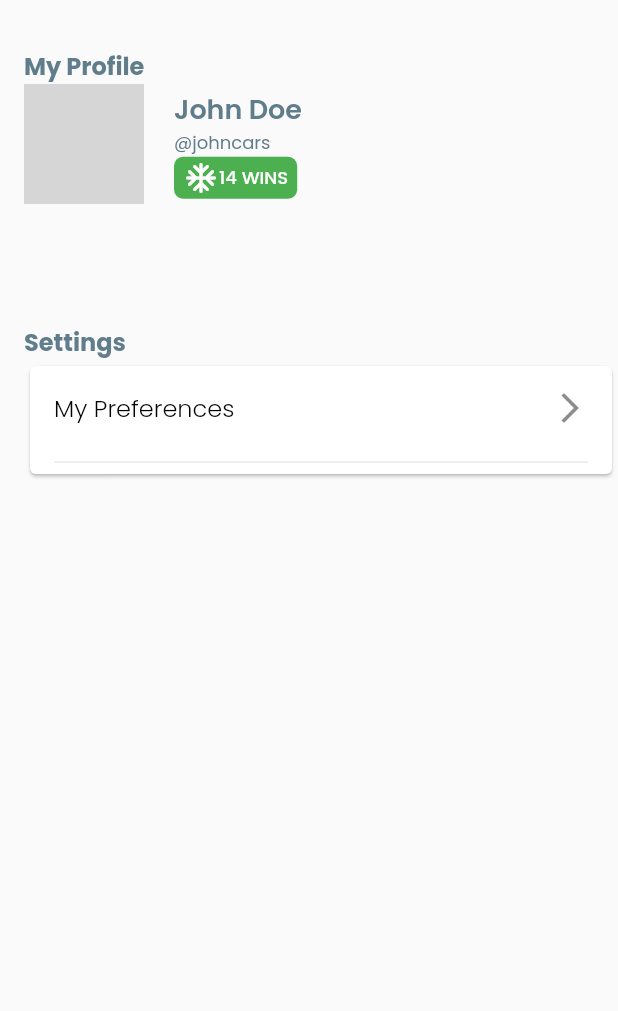
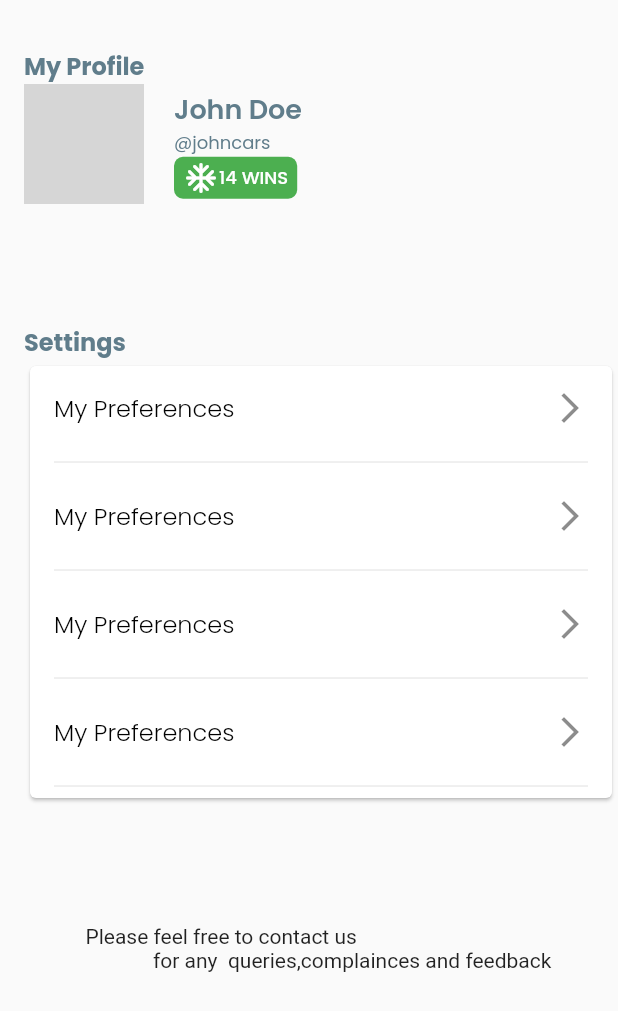
Before and after one commit to BibyChacko/fig, a Flutter app: the ProfileFragment widget shown alone on an empty page, opened directly, on a phone screen of 412 x 824 dp. Shown: the top 1011 px of the screen. Run offline on Flutter 3.47's test engine with Material 2 defaults, Android fonts, the phone set to English and light mode, and no system bars; our stand-ins replace font_awesome_flutter, google_fonts; network calls fail; grey boxes are pictures that could not be loaded.

Commit message:
Profile page added

```diff
--- a/lib/src/fragments/profile_fragment.dart
+++ b/lib/src/fragments/profile_fragment.dart
@@ -1,6 +1,8 @@
 import 'package:flutter/cupertino.dart';
 import 'package:flutter/material.dart';
 import 'package:google_fonts/google_fonts.dart';
+
+import '../pages/my_preference_page.dart';
 
 class ProfileFragment extends StatefulWidget {
   @override
@@ -25,59 +27,140 @@ class _ProfileFragmentState extends State<ProfileFragment> {
           Row(
             children: [
               CircleAvatar(
-                backgroundImage: NetworkImage( "https://football-italia.net/wp-content/uploads/2022/08/Cristiano-Ronaldo-tongue-703x400.jpg"),
+                backgroundImage: NetworkImage(
+                    "https://football-italia.net/wp-content/uploads/2022/08/Cristiano-Ronaldo-tongue-703x400.jpg"),
                 radius: 40,
               ),
-              SizedBox(width: 20,),
+              SizedBox(
+                width: 20,
+              ),
               Column(
                 crossAxisAlignment: CrossAxisAlignment.start,
                 children: [
-                  Text("John Doe",style: GoogleFonts.poppins(
+                  Text(
+                    "John Doe",
+                    style: GoogleFonts.poppins(
                         fontSize: 18,
                         fontWeight: FontWeight.w600,
-                      color: Colors.blueGrey),),
-                  Text("@johncars",style: GoogleFonts.poppins(
+                        color: Colors.blueGrey),
+                  ),
+                  Text(
+                    "@johncars",
+                    style: GoogleFonts.poppins(
                         fontSize: 12,
                         fontWeight: FontWeight.w400,
-                      color: Colors.blueGrey),),
+                        color: Colors.blueGrey),
+                  ),
                   Container(
-                    decoration: BoxDecoration(color:Colors.green,borderRadius: BorderRadius.circular(6)),
+                    decoration: BoxDecoration(
+                        color: Colors.green,
+                        borderRadius: BorderRadius.circular(6)),
                     child: Padding(
-                      padding: const EdgeInsets.symmetric(vertical: 2,horizontal: 6),
+                      padding: const EdgeInsets.symmetric(
+                          vertical: 2, horizontal: 6),
                       child: Row(
                         children: [
-                          Icon(Icons.ac_unit_rounded,color: Colors.white,),
-                          Text("14 WINS",style: GoogleFonts.poppins(
+                          Icon(
+                            Icons.ac_unit_rounded,
+                            color: Colors.white,
+                          ),
+                          Text("14 WINS",
+                              style: GoogleFonts.poppins(
                                   fontSize: 12,
                                   fontWeight: FontWeight.w500,
-                              color: Colors.white))
+                                  color: Colors.white)),
                         ],
                       ),
                     ),
-
                   )
                 ],
               )
             ],
           ),
-          SizedBox(height: 80,),
-          Text("Settings",  style: GoogleFonts.poppins(
+          SizedBox(
+            height: 80,
+          ),
+          Text(
+            "Settings",
+            style: GoogleFonts.poppins(
                 fontSize: 16,
                 fontWeight: FontWeight.bold,
-              color: Colors.blueGrey),),
+                color: Colors.blueGrey),
+          ),
           Card(
             child: Column(
               children: [
                 ListTile(
-                  title: Text("My Preferences",style: GoogleFonts.poppins(
+                  title: Text(
+                    "My Preferences",
+                    style: GoogleFonts.poppins(
                         fontSize: 16,
                         fontWeight: FontWeight.w300,
-                      color: Colors.black),),
+                        color: Colors.black),
+                  ),
+                  trailing: Icon(Icons.arrow_forward_ios_outlined),
+                  onTap: () {
+                    Navigator.of(context)
+                        .push(MaterialPageRoute(builder: (context) {
+                      return MyPreferencePage();
+                    }));
+                  },
+                ),
+                Divider(
+                  indent: 16,
+                  endIndent: 16,
+                ),
+                ListTile(
+                  title: Text(
+                    "My Preferences",
+                    style: GoogleFonts.poppins(
+                        fontSize: 16,
+                        fontWeight: FontWeight.w300,
+                        color: Colors.black),
+                  ),
                   trailing: Icon(Icons.arrow_forward_ios_outlined),
                 ),
-                Divider(indent: 16,endIndent: 16,)
+                Divider(
+                  indent: 16,
+                  endIndent: 16,
+                ),
+                ListTile(
+                  title: Text(
+                    "My Preferences",
+                    style: GoogleFonts.poppins(
+                        fontSize: 16,
+                        fontWeight: FontWeight.w300,
+                        color: Colors.black),
+                  ),
+                  trailing: Icon(Icons.arrow_forward_ios_outlined),
+                ),
+                Divider(
+                  indent: 16,
+                  endIndent: 16,
+                ),
+                ListTile(
+                  title: Text(
+                    "My Preferences",
+                    style: GoogleFonts.poppins(
+                        fontSize: 16,
+                        fontWeight: FontWeight.w300,
+                        color: Colors.black),
+                  ),
+                  trailing: Icon(Icons.arrow_forward_ios_outlined),
+                ),
+                Divider(
+                  indent: 16,
+                  endIndent: 16,
+                )
               ],
             ),
+          ),
+          SizedBox(
+            height: 80,
+          ),
+          Center(
+            child: Text('''Please feel free to contact us
+             for any  queries,complainces and feedback '''),
           )
         ],
       ),
--- /dev/null
+++ b/lib/src/pages/my_preference_page.dart
@@ -0,0 +1,16 @@
+import 'package:flutter/material.dart';
+
+class MyPreferencePage extends StatefulWidget{
+   @override
+   _MyPreferencePageState createState() => _MyPreferencePageState();
+}
+
+
+class _MyPreferencePageState extends State<MyPreferencePage>{
+  @override
+  Widget build(BuildContext context){
+    return Scaffold(
+      body: Center(child: Text("My Preference page")),
+    );
+  }
+}
```
Lines whose indentation alone changed are shown as unchanged.
